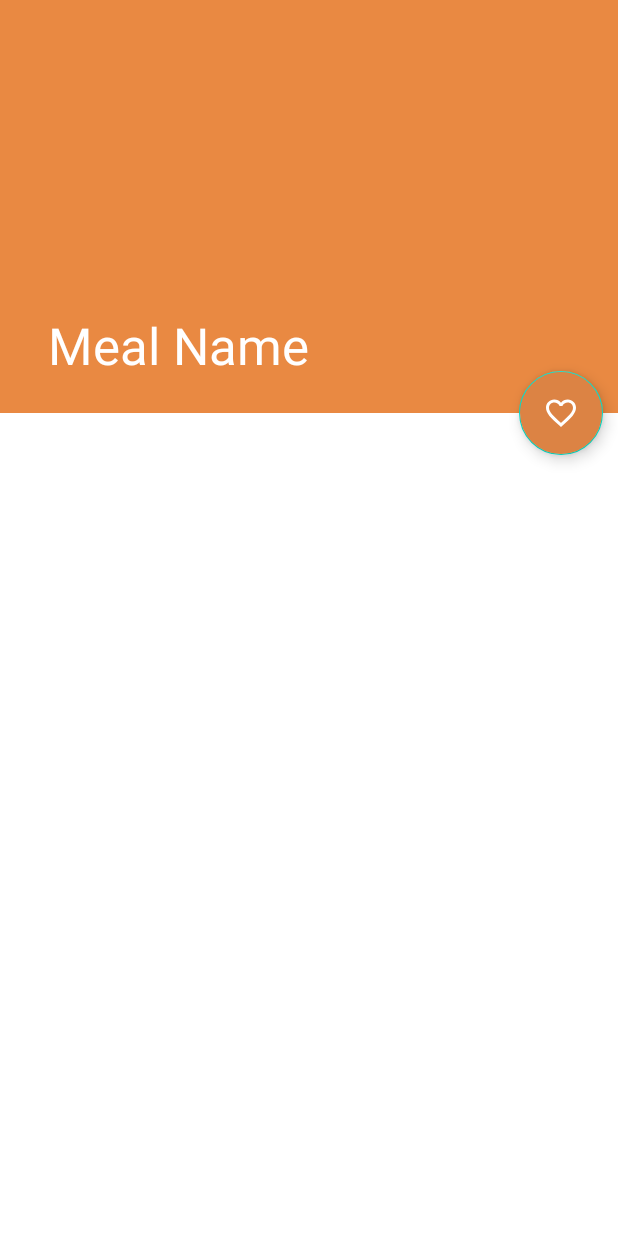
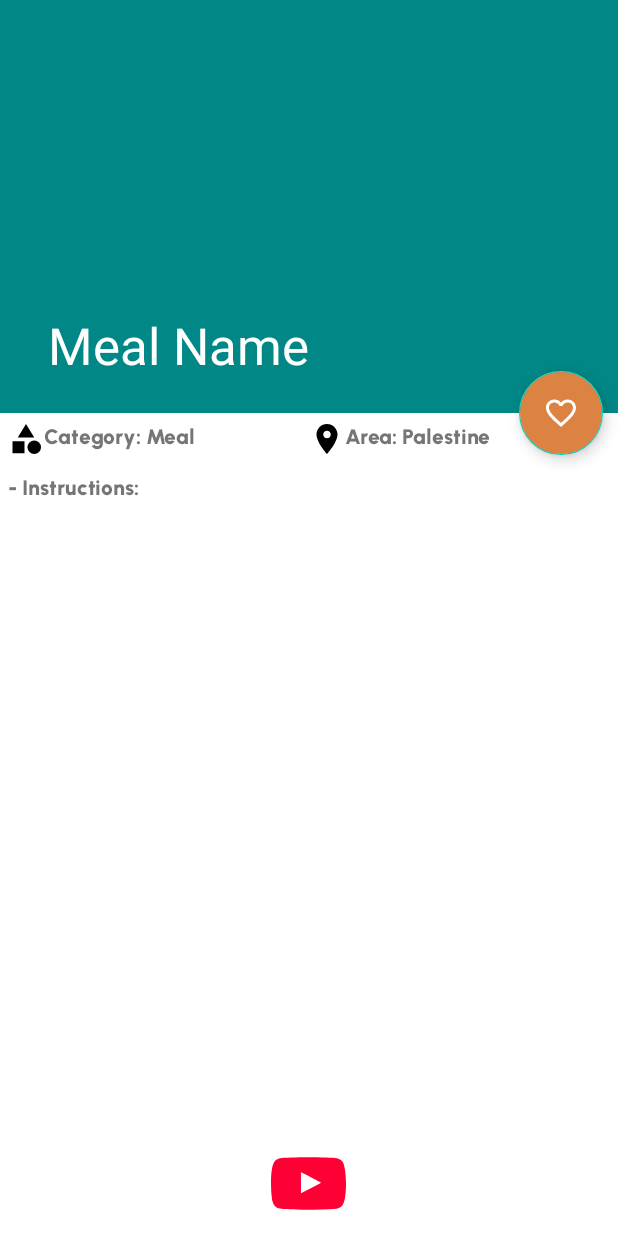
Before and after one commit to romydewantara/EasyFood, an Android app: the MealActivity screen opened directly, with no data from a screen before it, on a phone screen of 412 x 824 dp. Run offline under Robolectric (Android 15) with nearby library versions, the phone set to English and light mode, and no system bars; pictures from the network do not load; 6 statements that could not run were skipped.

Commit message:
- Add randomMeal params in HomeFragment - Add new api function to get meal details in MealApi - Add new viewModel for MealActivity - Add more widgets and layouts in activity_meal.xml

```diff
--- a/app/src/main/java/com/example/easyfood/fragments/HomeFragment.kt
+++ b/app/src/main/java/com/example/easyfood/fragments/HomeFragment.kt
@@ -18,6 +18,13 @@ class HomeFragment : Fragment() {
 
     private lateinit var binding: FragmentHomeBinding
     private lateinit var homeMvvm: HomeViewModel
+    private lateinit var randomMeal: Meal
+
+    companion object {
+        const val MEAL_ID = "package com.example.easyfood.fragments.idMeal"
+        const val MEAL_NAME = "package com.example.easyfood.fragments.nameMeal"
+        const val MEAL_THUMB = "package com.example.easyfood.fragments.thumbMeal"
+    }
 
     override fun onCreate(savedInstanceState: Bundle?) {
         super.onCreate(savedInstanceState)
@@ -43,6 +50,9 @@ class HomeFragment : Fragment() {
     private fun onRandomMealClicked() {
         binding.imageRandomMeal.setOnClickListener {
             val intent = Intent(activity, MealActivity::class.java)
+            intent.putExtra(MEAL_ID, randomMeal.idMeal)
+            intent.putExtra(MEAL_NAME, randomMeal.strMeal)
+            intent.putExtra(MEAL_THUMB, randomMeal.strMealThumb)
             startActivity(intent)
         }
     }
@@ -53,6 +63,7 @@ class HomeFragment : Fragment() {
                 Glide.with(this@HomeFragment)
                     .load(value.strMealThumb)
                     .into(binding.imageRandomMeal)
+                randomMeal = value
             }
         })
     }
--- a/app/src/main/java/com/example/easyfood/retrofit/MealApi.kt
+++ b/app/src/main/java/com/example/easyfood/retrofit/MealApi.kt
@@ -3,9 +3,13 @@ package com.example.easyfood.retrofit
 import com.example.easyfood.pojo.MealList
 import retrofit2.Call
 import retrofit2.http.GET
+import retrofit2.http.Query
 
 interface MealApi {
 
     @GET("random.php")
     fun getRandomMeal() : Call<MealList>
+
+    @GET("lookup.php?")
+    fun getMealDetails(@Query("i") id: String) : Call<MealList>
 }
--- a/app/src/main/java/com/example/easyfood/ui/MainActivity.kt
+++ b/app/src/main/java/com/example/easyfood/ui/MainActivity.kt
@@ -1,10 +1,7 @@
 package com.example.easyfood.ui
 
 import android.os.Bundle
-import androidx.activity.enableEdgeToEdge
 import androidx.appcompat.app.AppCompatActivity
-import androidx.core.view.ViewCompat
-import androidx.core.view.WindowInsetsCompat
 import androidx.navigation.Navigation
 import androidx.navigation.ui.NavigationUI
 import com.example.easyfood.R
--- a/app/src/main/java/com/example/easyfood/ui/MealActivity.kt
+++ b/app/src/main/java/com/example/easyfood/ui/MealActivity.kt
@@ -1,22 +1,64 @@
 package com.example.easyfood.ui
 
 import android.os.Bundle
-import androidx.activity.enableEdgeToEdge
 import androidx.appcompat.app.AppCompatActivity
-import androidx.core.view.ViewCompat
-import androidx.core.view.WindowInsetsCompat
-import com.example.easyfood.R
+import androidx.lifecycle.Observer
+import androidx.lifecycle.ViewModelProvider
+import com.bumptech.glide.Glide
+import com.example.easyfood.databinding.ActivityMealBinding
+import com.example.easyfood.fragments.HomeFragment
+import com.example.easyfood.pojo.Meal
+import com.example.easyfood.viewModel.MealViewModel
 
 class MealActivity : AppCompatActivity() {
+
+    private lateinit var binding: ActivityMealBinding
+
+    private lateinit var mealId: String
+    private lateinit var mealName: String
+    private lateinit var mealThumb: String
+    private lateinit var mealMvvm: MealViewModel
+
     override fun onCreate(savedInstanceState: Bundle?) {
         super.onCreate(savedInstanceState)
         //enableEdgeToEdge() //set status bar as transparent
-        setContentView(R.layout.activity_meal)
+        binding = ActivityMealBinding.inflate(layoutInflater)
+        setContentView(binding.root)
         /*ViewCompat.setOnApplyWindowInsetsListener(findViewById(R.id.main)) { v, insets ->
             val systemBars = insets.getInsets(WindowInsetsCompat.Type.systemBars())
             v.setPadding(systemBars.left, systemBars.top, systemBars.right, systemBars.bottom)
             insets
         }*/
+        mealMvvm = ViewModelProvider(this)[MealViewModel::class.java]
+        getMealInformationFromIntent()
+        setMealInformation()
 
+        mealMvvm.getMealDetails(mealId)
+        observeMealDetailsLiveData()
     }
+
+    private fun getMealInformationFromIntent() {
+        val intent = intent
+        mealId = intent.getStringExtra(HomeFragment.MEAL_ID)!!
+        mealName = intent.getStringExtra(HomeFragment.MEAL_NAME)!!
+        mealThumb = intent.getStringExtra(HomeFragment.MEAL_THUMB)!!
+    }
+
+    private fun setMealInformation() {
+        Glide.with(applicationContext)
+            .load(mealThumb)
+            .into(binding.imageMealDetail)
+        binding.collapsingToolbarLayout.title = mealName
+    }
+
+    private fun observeMealDetailsLiveData() {
+        mealMvvm.observeMealLiveData().observe(this, object : Observer<Meal> {
+            override fun onChanged(value: Meal) {
+                binding.textCategoryMeal.text = "Category: ${value.strCategory}"
+                binding.textAreaMeal.text = "Area: ${value.strArea}"
+                binding.textInstructions.text = value.strInstructions
+            }
+        })
+    }
+
 }
--- /dev/null
+++ b/app/src/main/java/com/example/easyfood/viewModel/MealViewModel.kt
@@ -0,0 +1,35 @@
+package com.example.easyfood.viewModel
+
+import android.util.Log
+import androidx.lifecycle.LiveData
+import androidx.lifecycle.MutableLiveData
+import androidx.lifecycle.ViewModel
+import com.example.easyfood.pojo.Meal
+import com.example.easyfood.pojo.MealList
+import com.example.easyfood.retrofit.RetrofitInstance
+import retrofit2.Call
+import retrofit2.Callback
+import retrofit2.Response
+
+class MealViewModel(): ViewModel() {
+
+    private var mealDetailsLiveData = MutableLiveData<Meal>()
+
+    fun getMealDetails(id: String) {
+        RetrofitInstance.api.getMealDetails(id).enqueue(object : Callback<MealList> {
+            override fun onResponse(call: Call<MealList>, response: Response<MealList>) {
+                if (response.body() != null) {
+                    mealDetailsLiveData.value = response.body()!!.meals[0]
+                } else return
+            }
+
+            override fun onFailure(call: Call<MealList>, t: Throwable) {
+                Log.d("MealVM", "onFailure - message ${t.message}")
+            }
+        })
+    }
+
+    fun observeMealLiveData(): LiveData<Meal> {
+        return mealDetailsLiveData
+    }
+}
--- /dev/null
+++ b/app/src/main/res/drawable/ic_location.xml
@@ -0,0 +1,5 @@
+<vector xmlns:android="http://schemas.android.com/apk/res/android" android:height="24dp" android:tint="#000000" android:viewportHeight="24" android:viewportWidth="24" android:width="24dp">
+
+    <path android:fillColor="@android:color/white" android:pathData="M12,2C8.13,2 5,5.13 5,9c0,5.25 7,13 7,13s7,-7.75 7,-13c0,-3.87 -3.13,-7 -7,-7zM12,11.5c-1.38,0 -2.5,-1.12 -2.5,-2.5s1.12,-2.5 2.5,-2.5 2.5,1.12 2.5,2.5 -1.12,2.5 -2.5,2.5z"/>
+
+</vector>
--- /dev/null
+++ b/app/src/main/res/drawable/ic_youtube.xml
@@ -0,0 +1,12 @@
+<vector xmlns:android="http://schemas.android.com/apk/res/android"
+    android:width="800dp"
+    android:height="800dp"
+    android:viewportWidth="20"
+    android:viewportHeight="20">
+  <path
+      android:pathData="M7.988,12.586L7.988,6.974C9.981,7.912 11.524,8.817 13.348,9.793C11.843,10.628 9.981,11.564 7.988,12.586M19.091,4.183C18.747,3.73 18.162,3.378 17.538,3.261C15.705,2.914 4.271,2.913 2.439,3.261C1.939,3.355 1.494,3.582 1.111,3.934C-0.5,5.43 0.005,13.452 0.393,14.751C0.557,15.313 0.768,15.719 1.034,15.985C1.376,16.337 1.845,16.58 2.384,16.688C3.893,17.001 11.668,17.175 17.506,16.735C18.044,16.642 18.52,16.392 18.896,16.024C20.386,14.535 20.284,6.062 19.091,4.183"
+      android:strokeWidth="1"
+      android:fillColor="#ff0034"
+      android:fillType="evenOdd"
+      android:strokeColor="#00000000"/>
+</vector>
--- a/app/src/main/res/layout/activity_meal.xml
+++ b/app/src/main/res/layout/activity_meal.xml
@@ -10,17 +10,18 @@
         android:id="@+id/app_bar_layout"
         android:layout_width="match_parent"
         android:layout_height="275dp"
+        android:backgroundTint="@color/teal_700"
         app:layout_constraintTop_toTopOf="parent">
 
         <com.google.android.material.appbar.CollapsingToolbarLayout
             android:id="@+id/collapsing_toolbar_layout"
             android:layout_width="match_parent"
             android:layout_height="match_parent"
+            app:collapsedTitleTextColor="@color/white"
             app:contentScrim="@color/accent"
+            app:expandedTitleTextColor="@color/white"
             app:layout_scrollFlags="scroll|snap|exitUntilCollapsed"
-            app:title="Meal Name"
-            app:expandedTitleTextColor="@color/white"
-            app:collapsedTitleTextColor="@color/white">
+            app:title="Meal Name">
 
             <ImageView
                 android:id="@+id/image_meal_detail"
@@ -41,12 +42,12 @@
     <com.google.android.material.floatingactionbutton.FloatingActionButton
         android:layout_width="wrap_content"
         android:layout_height="wrap_content"
+        android:layout_marginEnd="10dp"
+        android:backgroundTint="@color/accent"
         android:src="@drawable/ic_favorite"
         android:tint="@color/white"
-        android:backgroundTint="@color/accent"
         app:layout_anchor="@id/app_bar_layout"
-        app:layout_anchorGravity="bottom|end"
-        android:layout_marginEnd="10dp"/>
+        app:layout_anchorGravity="bottom|end" />
 
     <androidx.core.widget.NestedScrollView
         android:layout_width="match_parent"
@@ -57,8 +58,70 @@
             android:layout_width="match_parent"
             android:layout_height="match_parent">
 
+            <LinearLayout
+                android:id="@+id/linear_layout"
+                android:layout_width="match_parent"
+                android:layout_height="wrap_content"
+                android:layout_marginStart="5dp"
+                android:layout_marginTop="5dp"
+                android:layout_marginEnd="5dp"
+                android:orientation="horizontal"
+                app:layout_constraintTop_toTopOf="parent">
+
+                <androidx.appcompat.widget.AppCompatTextView
+                    android:id="@+id/text_category_meal"
+                    android:layout_width="0dp"
+                    android:layout_height="wrap_content"
+                    android:layout_weight="1"
+                    android:drawableStart="@drawable/ic_categories"
+                    android:drawableTint="@color/black"
+                    android:fontFamily="@font/urbanist_black"
+                    android:text="Category: Meal"
+                    android:textStyle="bold" />
+
+                <androidx.appcompat.widget.AppCompatTextView
+                    android:id="@+id/text_area_meal"
+                    android:layout_width="0dp"
+                    android:layout_height="wrap_content"
+                    android:layout_weight="1"
+                    android:drawableStart="@drawable/ic_location"
+                    android:drawableTint="@color/black"
+                    android:fontFamily="@font/urbanist_black"
+                    android:text="Area: Palestine"
+                    android:textStyle="bold" />
+
+            </LinearLayout>
+
+            <androidx.appcompat.widget.AppCompatTextView
+                android:id="@+id/text_instructions"
+                android:layout_width="wrap_content"
+                android:layout_height="wrap_content"
+                android:layout_marginTop="10dp"
+                android:fontFamily="@font/urbanist_black"
+                android:text="- Instructions: "
+                android:textStyle="bold"
+                app:layout_constraintStart_toStartOf="@id/linear_layout"
+                app:layout_constraintTop_toBottomOf="@id/linear_layout" />
+
         </androidx.constraintlayout.widget.ConstraintLayout>
 
     </androidx.core.widget.NestedScrollView>
 
+    <ImageView
+        android:id="@+id/image_youtube"
+        android:layout_width="50dp"
+        android:layout_height="50dp"
+        android:layout_gravity="bottom|center"
+        android:layout_marginBottom="10dp"
+        android:src="@drawable/ic_youtube" />
+
+    <com.google.android.material.progressindicator.LinearProgressIndicator
+        android:id="@+id/progress_indicator"
+        android:layout_width="match_parent"
+        android:layout_height="wrap_content"
+        android:indeterminate="true"
+        android:visibility="gone"
+        app:layout_anchor="@id/app_bar_layout"
+        app:layout_anchorGravity="bottom" />
+
 </androidx.coordinatorlayout.widget.CoordinatorLayout>
```
